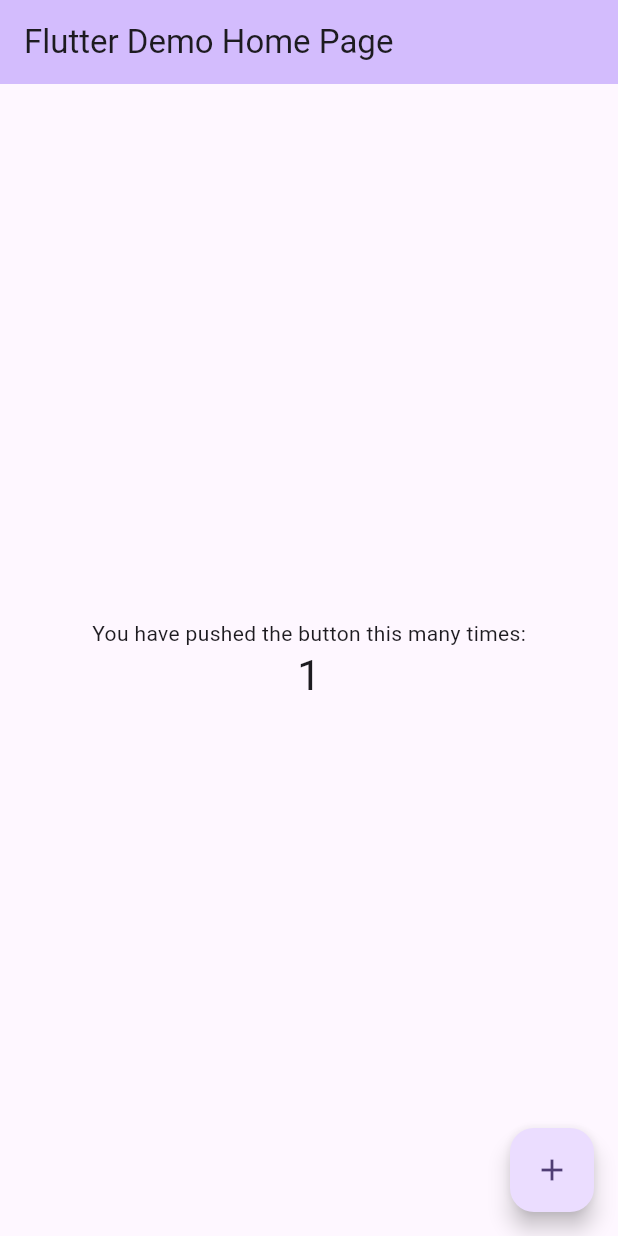
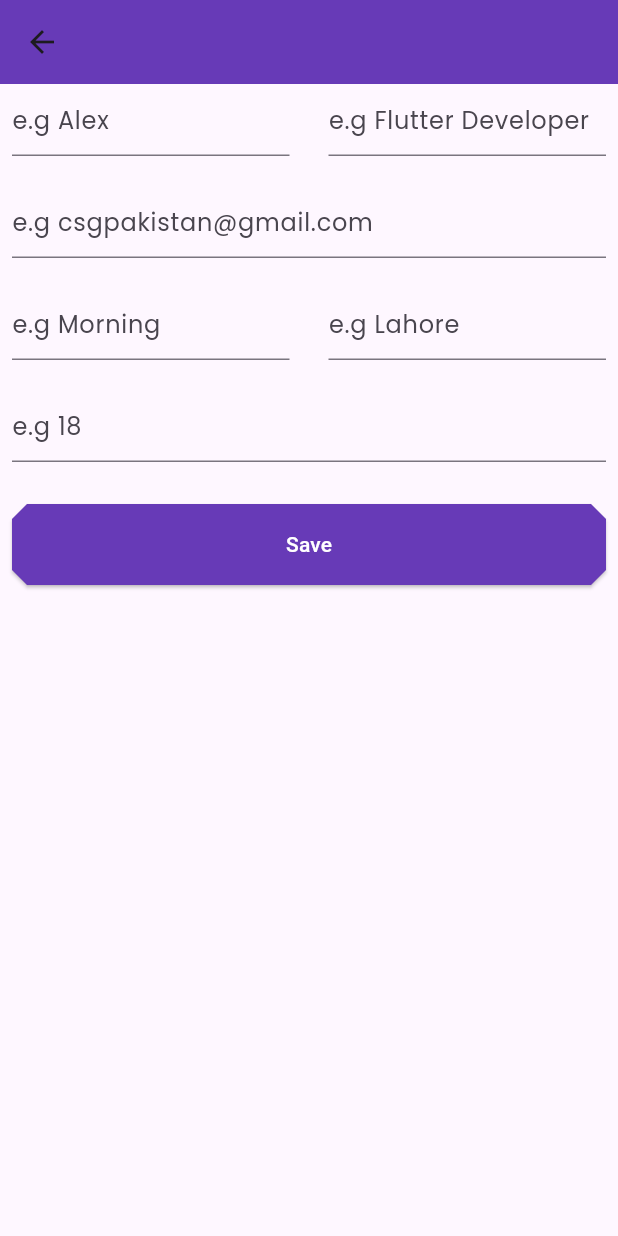
Before and after one commit to Gul-Is-Here/Testing-Api, a Flutter app: the screen it shows after launch, after a tap on the "add" icon, on a phone screen of 412 x 824 dp. Run offline on Flutter 3.47's test engine with Material 3 defaults, Android fonts, the phone set to English and light mode, and no system bars; our stand-ins replace get, google_fonts; network calls fail.

Commit message:
'Have an error in Post Method'

```diff
--- /dev/null
+++ b/lib/controller/networking_controller.dart
@@ -0,0 +1,84 @@
+import 'dart:convert';
+
+import 'package:flutter/material.dart';
+import 'package:get/get.dart';
+import 'package:testing_api/model/course_model.dart';
+import 'package:http/http.dart' as http;
+
+class NetworkingController extends GetxController {
+  final formkey = GlobalKey<FormState>();
+  TextEditingController nameController = TextEditingController();
+  TextEditingController designatedController = TextEditingController();
+  TextEditingController emailController = TextEditingController();
+  TextEditingController jobController = TextEditingController();
+  TextEditingController locationController = TextEditingController();
+  TextEditingController timeController = TextEditingController();
+  TextEditingController ageController = TextEditingController();
+  void validate(BuildContext context) {
+    if (formkey.currentState!.validate()) {
+      Navigator.pop(context);
+    }
+  }
+
+  var url = "https://node-js-api-nine.vercel.app/api/courses/";
+
+// Get Data From Api Method OR GET Method
+  Future<List<Course>> getCourse() async {
+    http.Response response = await http.get(Uri.parse(url));
+    try {
+      if (response.statusCode == 200) {
+        var data = jsonDecode(response.body) as List;
+        List<Course> courseData =
+            data.map((json) => Course.fromJson(json)).toList();
+        // print(courseData);
+        return courseData;
+      } else {
+        throw Exception(' Failed to load Data');
+      }
+    } catch (error) {
+      print(error.toString());
+      // Handle errors if needed
+    }
+    throw 'Failed to load';
+  }
+
+  // Post Method send Data To server
+  Future<List<Course>> postcourse({
+    required String name,
+    required String course,
+    required String timeSlot,
+    required String age,
+    required String email,
+    required String location,
+  }) async {
+    var requestBody = {
+      'name': name,
+      'course': course,
+      'time_slot': timeSlot,
+      'other_properties': {
+        'age': age,
+        'email': email,
+        'location': location,
+      },
+    };
+
+    final http.Response response = await http.post(
+      Uri.parse(url),
+      headers: <String, String>{
+        'Content-Type': 'application/json; charset=UTF-8',
+      },
+      body: jsonEncode(requestBody),
+    );
+
+    if (response.statusCode == 201) {
+      var responseData = jsonDecode(response.body) as List;
+      List<Course> courseData =
+          responseData.map((json) => Course.fromJson(json)).toList();
+      print('Successfully created course');
+      print(courseData);
+      return courseData;
+    } else {
+      throw Exception('Failed to create course.');
+    }
+  }
+}
--- a/lib/main.dart
+++ b/lib/main.dart
@@ -1,4 +1,7 @@
 import 'package:flutter/material.dart';
+import 'package:get/get.dart';
+import 'package:testing_api/controller/networking_controller.dart';
+import 'package:testing_api/screens/home_screen.dart';
 
 void main() {
   runApp(const MyApp());
@@ -10,116 +13,13 @@ class MyApp extends StatelessWidget {
   // This widget is the root of your application.
   @override
   Widget build(BuildContext context) {
-    return MaterialApp(
-      title: 'Flutter Demo',
-      theme: ThemeData(
-        // This is the theme of your application.
-        //
-        // TRY THIS: Try running your application with "flutter run". You'll see
-        // the application has a purple toolbar. Then, without quitting the app,
-        // try changing the seedColor in the colorScheme below to Colors.green
-        // and then invoke "hot reload" (save your changes or press the "hot
-        // reload" button in a Flutter-supported IDE, or press "r" if you used
-        // the command line to start the app).
-        //
-        // Notice that the counter didn't reset back to zero; the application
-        // state is not lost during the reload. To reset the state, use hot
-        // restart instead.
-        //
-        // This works for code too, not just values: Most code changes can be
-        // tested with just a hot reload.
-        colorScheme: ColorScheme.fromSeed(seedColor: Colors.deepPurple),
-        useMaterial3: true,
-      ),
-      home: const MyHomePage(title: 'Flutter Demo Home Page'),
-    );
+
+
+    return GetMaterialApp(
+        theme: ThemeData(
+          colorScheme: ColorScheme.fromSeed(seedColor: Colors.deepPurple),
+          useMaterial3: true,
+        ),
+        home: HomeScreen());
   }
 }
-
-class MyHomePage extends StatefulWidget {
-  const MyHomePage({super.key, required this.title});
-
-  // This widget is the home page of your application. It is stateful, meaning
-  // that it has a State object (defined below) that contains fields that affect
-  // how it looks.
-
-  // This class is the configuration for the state. It holds the values (in this
-  // case the title) provided by the parent (in this case the App widget) and
-  // used by the build method of the State. Fields in a Widget subclass are
-  // always marked "final".
-
-  final String title;
-
-  @override
-  State<MyHomePage> createState() => _MyHomePageState();
-}
-
-class _MyHomePageState extends State<MyHomePage> {
-  int _counter = 0;
-
-  void _incrementCounter() {
-    setState(() {
-      // This call to setState tells the Flutter framework that something has
-      // changed in this State, which causes it to rerun the build method below
-      // so that the display can reflect the updated values. If we changed
-      // _counter without calling setState(), then the build method would not be
-      // called again, and so nothing would appear to happen.
-      _counter++;
-    });
-  }
-
-  @override
-  Widget build(BuildContext context) {
-    // This method is rerun every time setState is called, for instance as done
-    // by the _incrementCounter method above.
-    //
-    // The Flutter framework has been optimized to make rerunning build methods
-    // fast, so that you can just rebuild anything that needs updating rather
-    // than having to individually change instances of widgets.
-    return Scaffold(
-      appBar: AppBar(
-        // TRY THIS: Try changing the color here to a specific color (to
-        // Colors.amber, perhaps?) and trigger a hot reload to see the AppBar
-        // change color while the other colors stay the same.
-        backgroundColor: Theme.of(context).colorScheme.inversePrimary,
-        // Here we take the value from the MyHomePage object that was created by
-        // the App.build method, and use it to set our appbar title.
-        title: Text(widget.title),
-      ),
-      body: Center(
-        // Center is a layout widget. It takes a single child and positions it
-        // in the middle of the parent.
-        child: Column(
-          // Column is also a layout widget. It takes a list of children and
-          // arranges them vertically. By default, it sizes itself to fit its
-          // children horizontally, and tries to be as tall as its parent.
-          //
-          // Column has various properties to control how it sizes itself and
-          // how it positions its children. Here we use mainAxisAlignment to
-          // center the children vertically; the main axis here is the vertical
-          // axis because Columns are vertical (the cross axis would be
-          // horizontal).
-          //
-          // TRY THIS: Invoke "debug painting" (choose the "Toggle Debug Paint"
-          // action in the IDE, or press "p" in the console), to see the
-          // wireframe for each widget.
-          mainAxisAlignment: MainAxisAlignment.center,
-          children: <Widget>[
-            const Text(
-              'You have pushed the button this many times:',
-            ),
-            Text(
-              '$_counter',
-              style: Theme.of(context).textTheme.headlineMedium,
-            ),
-          ],
-        ),
-      ),
-      floatingActionButton: FloatingActionButton(
-        onPressed: _incrementCounter,
-        tooltip: 'Increment',
-        child: const Icon(Icons.add),
-      ), // This trailing comma makes auto-formatting nicer for build methods.
-    );
-  }
-}
--- /dev/null
+++ b/lib/model/course_model.dart
@@ -0,0 +1,70 @@
+import 'package:meta/meta.dart';
+import 'dart:convert';
+
+class Course {
+    final OtherProperties otherProperties;
+    final String id;
+    final String name;
+    final String course;
+    final String timeSlot;
+    final int v;
+
+    Course({
+        required this.otherProperties,
+        required this.id,
+        required this.name,
+        required this.course,
+        required this.timeSlot,
+        required this.v,
+    });
+
+    factory Course.fromRawJson(String str) => Course.fromJson(json.decode(str));
+
+    String toRawJson() => json.encode(toJson());
+
+    factory Course.fromJson(Map<String, dynamic> json) => Course(
+        otherProperties: OtherProperties.fromJson(json["other_properties"]),
+        id: json["_id"],
+        name: json["name"],
+        course: json["course"],
+        timeSlot: json["time_slot"],
+        v: json["__v"],
+    );
+
+    Map<String, dynamic> toJson() => {
+        "other_properties": otherProperties.toJson(),
+        "_id": id,
+        "name": name,
+        "course": course,
+        "time_slot": timeSlot,
+        "__v": v,
+    };
+}
+
+class OtherProperties {
+    final int age;
+    final String email;
+    final String location;
+
+    OtherProperties({
+        required this.age,
+        required this.email,
+        required this.location,
+    });
+
+    factory OtherProperties.fromRawJson(String str) => OtherProperties.fromJson(json.decode(str));
+
+    String toRawJson() => json.encode(toJson());
+
+    factory OtherProperties.fromJson(Map<String, dynamic> json) => OtherProperties(
+        age: json["age"],
+        email: json["email"],
+        location: json["location"],
+    );
+
+    Map<String, dynamic> toJson() => {
+        "age": age,
+        "email": email,
+        "location": location,
+    };
+}
--- /dev/null
+++ b/lib/screens/add_user_data.dart
@@ -0,0 +1,187 @@
+import 'package:flutter/material.dart';
+import 'package:get/get.dart';
+import 'package:google_fonts/google_fonts.dart';
+import 'package:testing_api/controller/networking_controller.dart';
+
+class AddUserData extends StatelessWidget {
+  const AddUserData({super.key});
+
+  @override
+  Widget build(BuildContext context) {
+    var controller = Get.put(NetworkingController());
+    return Scaffold(
+        appBar: AppBar(
+          backgroundColor: Colors.deepPurple,
+        ),
+        body: Form(
+          key: controller.formkey,
+          child: Column(
+            children: [
+              Row(
+                children: [
+                  Expanded(
+                    child: Padding(
+                      padding: const EdgeInsets.symmetric(horizontal: 8),
+                      child: TextFormField(
+                        controller: controller.nameController,
+                        validator: (value) {
+                          if (value!.isEmpty || value.length < 3) {
+                            return 'Enter a valid Name';
+                          } else {
+                            return null;
+                          }
+                        },
+                        decoration: InputDecoration(
+                            hintText: 'e.g Alex',
+                            hintStyle: TextStyle(
+                                fontFamily: GoogleFonts.poppins().fontFamily)),
+                      ),
+                    ),
+                  ),
+                  SizedBox(
+                    width: 10,
+                  ),
+                  Expanded(
+                    child: Padding(
+                      padding: const EdgeInsets.symmetric(horizontal: 8),
+                      child: TextFormField(
+                        validator: (value) {
+                          if (value!.isEmpty || value.length < 3) {
+                            return 'Enter a valid Degination';
+                          } else {
+                            return null;
+                          }
+                        },
+                        controller: controller.designatedController,
+                        decoration: InputDecoration(
+                            hintText: 'e.g Flutter Developer',
+                            hintStyle: TextStyle(
+                                fontFamily: GoogleFonts.poppins().fontFamily)),
+                      ),
+                    ),
+                  ),
+                ],
+              ),
+              SizedBox(
+                height: 20,
+              ),
+              Padding(
+                padding: const EdgeInsets.symmetric(horizontal: 8),
+                child: TextFormField(
+                  controller: controller.emailController,
+                  validator: (value) {
+                    if (value!.isEmpty || value.length < 10) {
+                      return 'Enter valid email';
+                    } else {
+                      return null;
+                    }
+                  },
+                  decoration: InputDecoration(
+                      hintText: 'e.g csgpakistan@gmail.com',
+                      hintStyle: TextStyle(
+                          fontFamily: GoogleFonts.poppins().fontFamily)),
+                ),
+              ),
+              SizedBox(
+                height: 20,
+              ),
+              Row(
+                children: [
+                  Expanded(
+                    child: Padding(
+                      padding: const EdgeInsets.symmetric(horizontal: 8),
+                      child: TextFormField(
+                        validator: (value) {
+                          if (value!.isEmpty || value.length < 5) {
+                            return 'Enter a valid Time';
+                          } else {
+                            return null;
+                          }
+                        },
+                        controller: controller.jobController,
+                        decoration: InputDecoration(
+                            hintText: 'e.g Morning',
+                            hintStyle: TextStyle(
+                                fontFamily: GoogleFonts.poppins().fontFamily)),
+                      ),
+                    ),
+                  ),
+                  SizedBox(
+                    width: 10,
+                  ),
+                  Expanded(
+                    child: Padding(
+                      padding: const EdgeInsets.symmetric(horizontal: 8),
+                      child: TextFormField(
+                        controller: controller.locationController,
+                        validator: (value) {
+                          if (value!.isEmpty || value.length < 3) {
+                            return 'Enter a valid location';
+                          } else {
+                            return null;
+                          }
+                        },
+                        decoration: InputDecoration(
+                            hintText: 'e.g Lahore',
+                            hintStyle: TextStyle(
+                                fontFamily: GoogleFonts.poppins().fontFamily)),
+                      ),
+                    ),
+                  ),
+                ],
+              ),
+              SizedBox(
+                height: 20,
+              ),
+              Padding(
+                padding: const EdgeInsets.symmetric(horizontal: 8),
+                child: TextFormField(
+                  controller: controller.ageController,
+                  validator: (value) {
+                    if (value!.isEmpty || value.length < 2) {
+                      return 'Age must be 18 plus';
+                    } else {
+                      return null;
+                    }
+                  },
+                  decoration: InputDecoration(
+                      hintText: 'e.g 18',
+                      hintStyle: TextStyle(
+                          fontFamily: GoogleFonts.poppins().fontFamily)),
+                ),
+              ),
+              SizedBox(
+                height: 20,
+              ),
+              SizedBox(
+                  width: double.infinity,
+                  height: 70,
+                  child: Padding(
+                    padding: const EdgeInsets.all(8.0),
+                    child: ElevatedButton(
+                        style: ElevatedButton.styleFrom(
+                            backgroundColor: Colors.deepPurple,
+                            shape: BeveledRectangleBorder(
+                                borderRadius: BorderRadius.circular(10))),
+                        onPressed: () {
+                          controller.validate(context);
+                          controller.postcourse(
+                              name: controller.nameController.text.trim(),
+                              course:
+                                  controller.designatedController.text.trim(),
+                              timeSlot: controller.timeController.text.trim(),
+                              age: controller.ageController.text.trim(),
+                              email: controller.emailController.text.trim(),
+                              location:
+                                  controller.locationController.text.trim());
+                        },
+                        child: Text(
+                          'Save',
+                          style: TextStyle(color: Color(0xFFFFFFFF)),
+                        )),
+                  ))
+            ],
+          ),
+        ));
+  }
+}
--- /dev/null
+++ b/lib/screens/home_screen.dart
@@ -0,0 +1,99 @@
+import 'package:flutter/material.dart';
+import 'package:get/get.dart';
+import 'package:testing_api/controller/networking_controller.dart';
+import 'package:testing_api/model/course_model.dart';
+import 'package:testing_api/screens/add_user_data.dart';
+import 'package:testing_api/widget/user_card.dart';
+
+class HomeScreen extends StatelessWidget {
+  const HomeScreen({Key? key});
+
+  @override
+  Widget build(BuildContext context) {
+    var controller = Get.put(NetworkingController());
+    return Scaffold(
+      appBar: AppBar(
+        backgroundColor: Colors.deepPurple,
+        actions: [
+          IconButton(
+              onPressed: () {
+                Navigator.of(context)
+                    .push(MaterialPageRoute(builder: (context) {
+                  return AddUserData();
+                }));
+              },
+              icon: const Icon(
+                Icons.add,
+                color: Colors.white,
+              ))
+        ],
+      ),
+      body: FutureBuilder(
+        future: controller.getCourse(),
+        builder: (context, AsyncSnapshot<List<Course>> snapshot) {
+          if (snapshot.connectionState == ConnectionState.waiting) {
+            return const Center(
+              child: CircularProgressIndicator(
+                color: Colors.amber,
+              ),
+            );
+          } else if (snapshot.hasError) {
+            return Center(
+              child: Text('Error: ${snapshot.error}'),
+            );
+          } else {
+            return ListView.builder(
+              physics: snapshot.connectionState == ConnectionState.waiting
+                  ? NeverScrollableScrollPhysics()
+                  : const BouncingScrollPhysics(),
+              itemCount: snapshot.data!.length,
+              itemBuilder: (context, index) {
+                if (snapshot.connectionState == ConnectionState.waiting) {
+                  return Center(
+                    child: CircularProgressIndicator(),
+                  );
+                }
+                return Card(
+                  elevation: 4,
+                  margin: EdgeInsets.all(8),
+                  shape: RoundedRectangleBorder(
+                    borderRadius: BorderRadius.circular(10),
+                  ),
+                  child: Column(
+                    crossAxisAlignment: CrossAxisAlignment.stretch,
+                    children: [
+                      Padding(
+                        padding: const EdgeInsets.all(8.0),
+                        child: Text(
+                          snapshot.data![index].name,
+                          style: TextStyle(
+                            fontWeight: FontWeight.bold,
+                            fontSize: 18,
+                          ),
+                        ),
+                      ),
+                      buildRow('Designated', snapshot.data![index].course),
+                      buildRow('Job Time', snapshot.data![index].timeSlot),
+                      buildRow(
+                        'Email',
+                        snapshot.data![index].otherProperties.email,
+                      ),
+                      buildRow(
+                        'Age',
+                        snapshot.data![index].otherProperties.age.toString(),
+                      ),
+                      buildRow(
+                        'Location',
+                        snapshot.data![index].otherProperties.location,
+                      ),
+                    ],
+                  ),
+                );
+              },
+            );
+          }
+        },
+      ),
+    );
+  }
+}
--- a/pubspec.yaml
+++ b/pubspec.yaml
@@ -35,6 +35,9 @@ dependencies:
   # The following adds the Cupertino Icons font to your application.
   # Use with the CupertinoIcons class for iOS style icons.
   cupertino_icons: ^1.0.6
+  http: ^1.2.1
+  get: ^4.6.6
+  google_fonts: ^6.2.1
 
 dev_dependencies:
   flutter_test:
```
Also changed, not shown: lib/widget/user_card.dart (added, +19 -0 lines), lib/controller/add_user_controller.dart (added), pubspec.lock, 1 other file.
